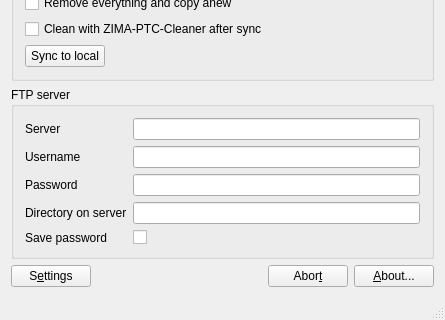
This is src/MainWindow.ui in ZIMA-Engineering/ZIMA-CAD-Sync as Qt 5 draws it before an edit; both pictures show x 0 to 445 and y 477 to 797 of the 445 by 797 pixel window. The edited form follows.
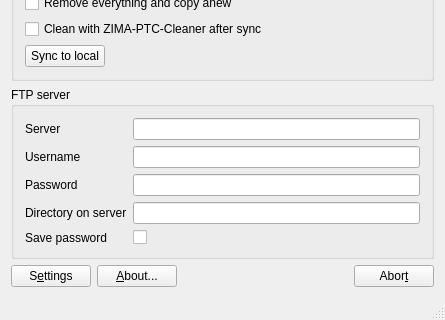
This is the edited form. Icons and pictures are not drawn.

Commit message: Rearrange about button, fix directory config overwriting when syncing to local

Patch:
```diff
--- a/src/MainWindow.ui
+++ b/src/MainWindow.ui
@@ -314,6 +314,13 @@
         </property>
        </widget>
       </item>
+      <item>
+       <widget class="QPushButton" name="aboutButton">
+        <property name="text">
+         <string>&amp;About...</string>
+        </property>
+       </widget>
+      </item>
       <item>
        <spacer name="horizontalSpacer">
         <property name="orientation">
@@ -338,13 +345,6 @@
         </property>
        </widget>
       </item>
-      <item>
-       <widget class="QPushButton" name="aboutButton">
-        <property name="text">
-         <string>&amp;About...</string>
-        </property>
-       </widget>
-      </item>
      </layout>
     </item>
    </layout>
```
The commit also changes 1 other file.
